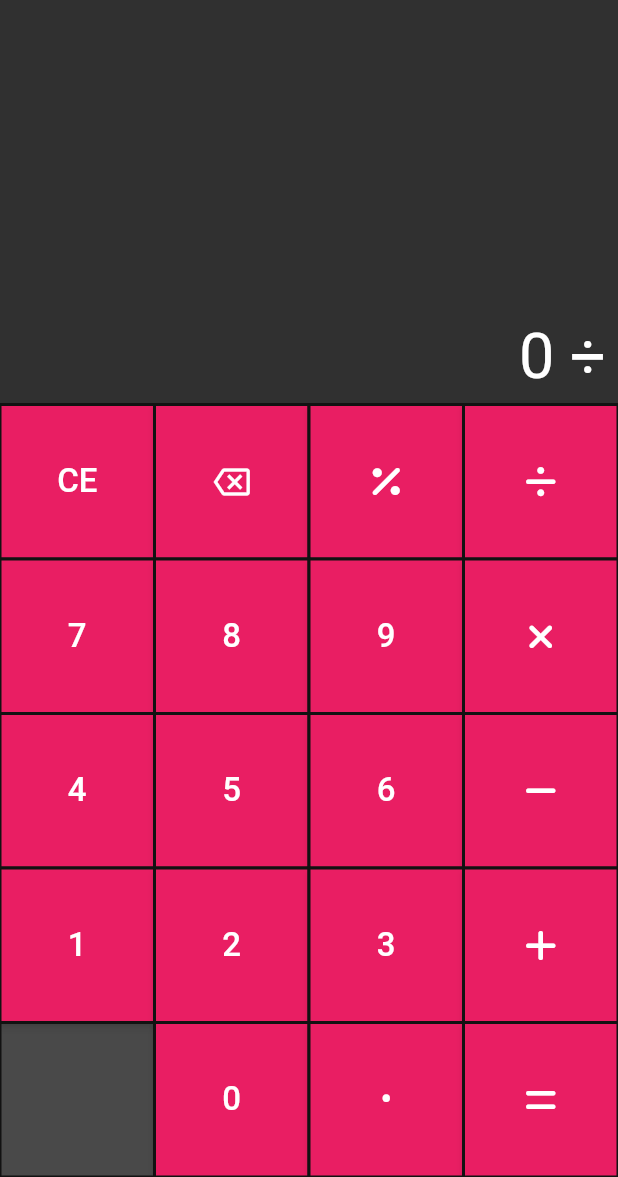
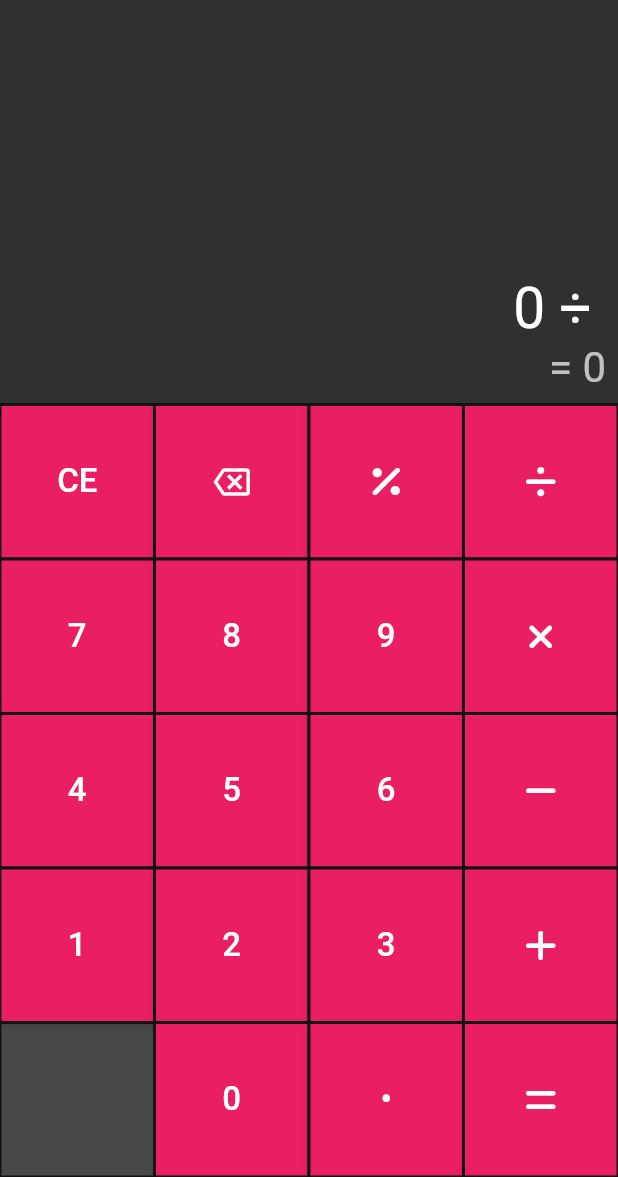
Before and after one commit to saulprl/flutter_calculator, a Flutter app: the screen it shows after launch, after a tap on an icon or button, on a phone screen of 412 x 824 dp, the part 59-1236 px from its top. Run offline on Flutter 3.47's test engine with Material 2 defaults, Android fonts, the phone set to English and light mode, and no system bars; drawn by our look-alikes of auto_size_text; our stand-ins replace font_awesome_flutter; missing offline and left inert: flutter_math_fork.

Commit message:
Switched to an Auto sized text widget and changed some colors for better emphasis

```diff
--- a/lib/widgets/display.dart
+++ b/lib/widgets/display.dart
@@ -1,5 +1,6 @@
 import 'package:flutter/material.dart';
 import 'package:provider/provider.dart';
+import 'package:auto_size_text/auto_size_text.dart';
 
 import '../providers/display_provider.dart';
 
@@ -13,6 +14,7 @@ class Display extends StatefulWidget {
 class _DisplayState extends State<Display> {
   late String _display;
   late String _history;
+  late String _result;
 
   @override
   void didChangeDependencies() {
@@ -23,6 +25,7 @@ class _DisplayState extends State<Display> {
   Widget build(BuildContext context) {
     _display = Provider.of<DisplayProvider>(context).getDisplayAsString();
     _history = Provider.of<DisplayProvider>(context).getHistoryAsString();
+    _result = Provider.of<DisplayProvider>(context).getResultAsString();
 
     return Container(
       width: double.infinity,
@@ -48,15 +51,20 @@ class _DisplayState extends State<Display> {
               _history,
               maxLines: 1,
               textAlign: TextAlign.right,
-              style: TextStyle(color: Colors.grey[600], fontSize: 28.0),
+              style: const TextStyle(color: Colors.white30, fontSize: 22.0),
             ),
-            Text(
+            AutoSizeText(
               _display,
-              maxLines: 2,
-              textAlign: TextAlign.right,
-              // textDirection: TextDirection.rtl,
-              style: const TextStyle(fontSize: 42.0),
+              maxLines: 3,
+              style: const TextStyle(fontSize: 38.0),
             ),
+            if (_result.isNotEmpty)
+              Text(
+                _result,
+                maxLines: 1,
+                textAlign: TextAlign.right,
+                style: const TextStyle(color: Colors.white70, fontSize: 28.0),
+              ),
           ],
         ),
       ),
```
